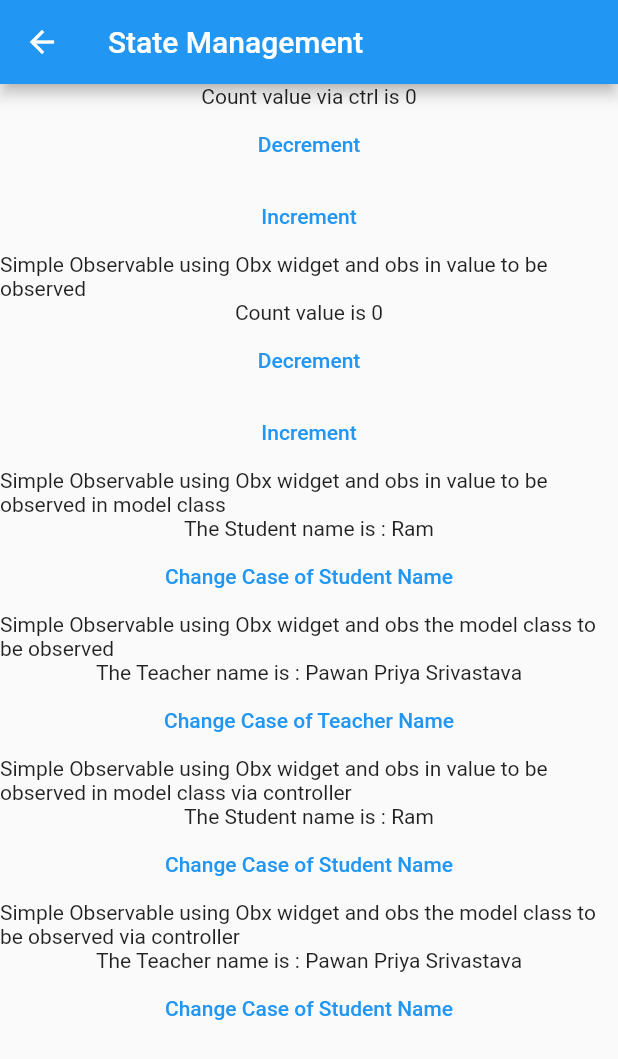
After one commit to kotdroidZero/flutter_getx, a Flutter app: the screen it shows after launch, after a tap on "State Management", on a phone screen of 412 x 824 dp. The commit adds this screen. Shown: the top 1059 px of the screen. Run offline on Flutter 3.47's test engine with Material 2 defaults, Android fonts, the phone set to English and light mode, and no system bars; our stand-ins replace get.

Commit message:
+ obs and GetX controller

```diff
--- /dev/null
+++ b/lib/controllers/countcontroller.dart
@@ -0,0 +1,49 @@
+import 'package:get/get.dart';
+
+class CountController extends GetxController {
+  var count = 0.obs;
+
+  void incrementCount() {
+    count.value++;
+
+    /// only Get widget having id txtCount will be updated
+    update(['txtCount']);
+  }
+
+  void decrementCount() {
+    count.value--;
+    update();
+  }
+
+  @override
+  void onInit() {
+    // TODO: implement onInit
+    super.onInit();
+
+    /// called whenever count variable gets changed
+    ever(count, (_) {
+      print("Ever is called $count");
+    });
+
+    /// called whenever any variable from list gets changed
+    everAll([count], (_) {
+      print("Ever All is called $count");
+    });
+
+    /// called after 1 second of change in count variable
+    debounce(count, (_) {
+      print("Debounce is called $count");
+    }, time: Duration(seconds: 1));
+
+    /// called only once when count variable gets changed
+    once(count, (_) {
+      print("Once is called $count");
+    });
+  }
+
+  @override
+  void onClose() {
+    // TODO: implement onClose
+    super.onClose();
+  }
+}
--- /dev/null
+++ b/lib/controllers/lngcontroller.dart
@@ -0,0 +1,8 @@
+import 'package:flutter/material.dart';
+import 'package:get/get.dart';
+
+class LanguageController extends GetxController {
+  void changeLanguage(param1, param2) {
+    Get.updateLocale(Locale(param1, param2));
+  }
+}
--- /dev/null
+++ b/lib/controllers/studentcontroller.dart
@@ -0,0 +1,10 @@
+import 'package:flutter_ap_getx/models/student.dart';
+import 'package:get/get.dart';
+
+class StudentController extends GetxController {
+  var student = Student();
+
+  void convertToUpperCase() {
+    student.name.value = student.name.value.toUpperCase();
+  }
+}
--- /dev/null
+++ b/lib/controllers/teachercontroller.dart
@@ -0,0 +1,12 @@
+import 'package:flutter_ap_getx/models/student.dart';
+import 'package:get/get.dart';
+
+class TeacherController extends GetxController {
+  var teacher = Teacher().obs;
+
+  void covertToUpperCase() {
+    teacher.update((val) {
+      val.name = val.name.toUpperCase();
+    });
+  }
+}
--- a/lib/main.dart
+++ b/lib/main.dart
@@ -1,11 +1,15 @@
 import 'package:flutter/material.dart';
+import 'package:flutter_ap_getx/models/message.dart';
+import 'package:flutter_ap_getx/screens/locale_ex.dart';
 import 'package:flutter_ap_getx/screens/next.dart';
 import 'package:flutter_ap_getx/screens/payment.dart';
 import 'package:flutter_ap_getx/screens/unknown.dart';
+import 'package:flutter_ap_getx/screens/workers.dart';
 import 'package:get/get.dart';
 
 import 'screens/home.dart';
 import 'screens/profile.dart';
+import 'screens/state_mgmt.dart';
 
 void main() {
   runApp(MyApp());
@@ -16,11 +20,18 @@ class MyApp extends StatelessWidget {
   Widget build(BuildContext context) {
     return GetMaterialApp(
       initialRoute: '/',
+      translations: Message(),
       defaultTransition: Transition.zoom,
+      locale: Locale('en', "US"),
+      fallbackLocale: Locale('en', "US"),
       getPages: [
         GetPage(name: '/', page: () => MyApp()),
         GetPage(name: '/payment', page: () => Payment()),
+        GetPage(name: '/locale', page: () => LocalExample()),
         GetPage(name: '/profile', page: () => Profile()),
+        GetPage(name: '/profile', page: () => Profile()),
+        GetPage(name: '/workers', page: () => WorkersScreen()),
+        GetPage(name: '/stm', page: () => StateManagementScreen()),
         GetPage(
           name: '/next/:someValueYouWantToPass',
           page: () => Next(),
@@ -88,6 +99,24 @@ class MyApp extends StatelessWidget {
                   Get.toNamed('/payment');
                 },
                 child: Text('Navigate to payment with Named Route'),
+              ),
+              RaisedButton(
+                onPressed: () {
+                  Get.toNamed('/stm');
+                },
+                child: Text('State Management'),
+              ),
+              RaisedButton(
+                onPressed: () {
+                  Get.toNamed('/workers');
+                },
+                child: Text('Workers'),
+              ),
+              RaisedButton(
+                onPressed: () {
+                  Get.toNamed('/locale');
+                },
+                child: Text('Locale'),
               )
             ],
           ),
--- /dev/null
+++ b/lib/models/message.dart
@@ -0,0 +1,11 @@
+import 'package:get/get.dart';
+
+class Message extends Translations {
+  @override
+  // TODO: implement keys
+  Map<String, Map<String, String>> get keys => {
+        'en_US': {'hello': 'Hello'},
+        'hi_IN': {'hello': 'नमस्ते'},
+        'fr_FR': {'hello': 'Bonjour'}
+      };
+}
--- /dev/null
+++ b/lib/models/student.dart
@@ -0,0 +1,13 @@
+import 'package:get/get.dart';
+
+class Student {
+  // make variable as reactive
+  var name = 'Ram'.obs;
+  var age = 12.obs;
+}
+
+// make whole class reactive
+class Teacher {
+  var name = 'Pawan Priya Srivastava';
+  var age = 45;
+}
--- /dev/null
+++ b/lib/screens/state_mgmt.dart
@@ -0,0 +1,134 @@
+import 'package:flutter/material.dart';
+import 'package:flutter_ap_getx/controllers/countcontroller.dart';
+import 'package:flutter_ap_getx/controllers/studentcontroller.dart';
+import 'package:flutter_ap_getx/controllers/teachercontroller.dart';
+import 'package:flutter_ap_getx/models/student.dart';
+import 'package:get/get.dart';
+
+class StateManagementScreen extends StatelessWidget {
+  var count = 0.obs;
+
+  var student = Student();
+
+  // make whole class reactive or observable
+  var teacher = Teacher().obs;
+
+  // create instance of student controller class
+  var studentController = Get.put(StudentController());
+  var teacherController = Get.put(TeacherController());
+  var countController = Get.put(CountController());
+
+  void increment() {
+    count.value++;
+  }
+
+  void decrement() {
+    count.value--;
+  }
+
+  @override
+  Widget build(BuildContext context) {
+    return Scaffold(
+      appBar: AppBar(
+        title: Text('State Management'),
+      ),
+      body: SingleChildScrollView(
+        child: Center(
+          child: Container(
+            child: Column(
+              mainAxisAlignment: MainAxisAlignment.center,
+              children: [
+                GetBuilder<CountController>(
+                  init: CountController(),
+                  id: 'txtCount',
+                  builder: (ctrl) {
+                    return Text("Count value via ctrl is ${ctrl.count.value}");
+                  },
+                ),
+                TextButton(
+                  onPressed: Get.find<CountController>().decrementCount,
+                  child: Text('Decrement'),
+                ),
+                TextButton(
+                  onPressed: Get.find<CountController>().incrementCount,
+                  child: Text('Increment'),
+                ),
+                Text(
+                    'Simple Observable using Obx widget and obs in value to be observed'),
+                Obx(
+                  () {
+                    return Text('Count value is ${count.value}');
+                  },
+                ),
+                TextButton(
+                  onPressed: decrement,
+                  child: Text('Decrement'),
+                ),
+                TextButton(
+                  onPressed: increment,
+                  child: Text('Increment'),
+                ),
+                Text(
+                    'Simple Observable using Obx widget and obs in value to be observed in model class'),
+                Obx(
+                  () {
+                    return Text('The Student name is : ${student.name.value}');
+                  },
+                ),
+                TextButton(
+                  onPressed: () {
+                    student.name.value = student.name.value.toUpperCase();
+                  },
+                  child: Text('Change Case of Student Name'),
+                ),
+                Text(
+                    'Simple Observable using Obx widget and obs the model class to be observed'),
+                Obx(
+                  () {
+                    return Text('The Teacher name is : ${teacher.value.name}');
+                  },
+                ),
+                TextButton(
+                  onPressed: () {
+                    teacher.update((teacherVal) {
+                      teacherVal.name = teacherVal.name.toUpperCase();
+                    });
+                  },
+                  child: Text('Change Case of Teacher Name'),
+                ),
+                Text(
+                    'Simple Observable using Obx widget and obs in value to be observed in model class via controller'),
+                Obx(
+                  () {
+                    return Text(
+                        'The Student name is : ${studentController.student.name}');
+                  },
+                ),
+                TextButton(
+                  onPressed: () {
+                    studentController.convertToUpperCase();
+                  },
+                  child: Text('Change Case of Student Name'),
+                ),
+                Text(
+                    'Simple Observable using Obx widget and obs the model class to be observed via controller'),
+                Obx(
+                  () {
+                    return Text(
+                        'The Teacher name is : ${teacherController.teacher.value.name}');
+                  },
+                ),
+                TextButton(
+                  onPressed: () {
+                    teacherController.covertToUpperCase();
+                  },
+                  child: Text('Change Case of Student Name'),
+                ),
+              ],
+            ),
+          ),
+        ),
+      ),
+    );
+  }
+}
--- /dev/null
+++ b/lib/screens/workers.dart
@@ -0,0 +1,35 @@
+import 'package:flutter/material.dart';
+import 'package:flutter_ap_getx/controllers/countcontroller.dart';
+import 'package:get/get.dart';
+
+class WorkersScreen extends StatelessWidget {
+  CountController controller = Get.put(CountController());
+
+  @override
+  Widget build(BuildContext context) {
+    return Scaffold(
+        appBar: AppBar(
+          title: Text('Workers'),
+        ),
+        body: SingleChildScrollView(
+          child: Column(
+            children: [
+              GetBuilder<CountController>(builder: (ctrl) {
+                return Text("count is : ${ctrl.count.value}");
+              }),
+              TextField(
+                onChanged: (val) {
+                  controller.incrementCount();
+                },
+              ),
+              ElevatedButton(
+                onPressed: () {
+                  controller.incrementCount();
+                },
+                child: Text('increment'),
+              ),
+            ],
+          ),
+        ));
+  }
+}
```
Also changed, not shown: lib/screens/locale_ex.dart (added, +41 -0 lines).
